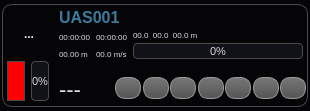
Qt form src/ui/UASView.ui (mavlink/qgroundcontrol) before a commit.
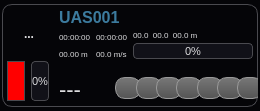
The same form after that commit. Icons and pictures are not drawn.

```diff
--- a/src/ui/UASView.ui
+++ b/src/ui/UASView.ui
@@ -6,12 +6,12 @@
    <rect>
     <x>0</x>
     <y>0</y>
-    <width>310</width>
+    <width>260</width>
     <height>111</height>
    </rect>
   </property>
   <property name="sizePolicy">
-   <sizepolicy hsizetype="Maximum" vsizetype="Fixed">
+   <sizepolicy hsizetype="MinimumExpanding" vsizetype="Fixed">
     <horstretch>0</horstretch>
     <verstretch>0</verstretch>
    </sizepolicy>
@@ -22,6 +22,12 @@
     <height>0</height>
    </size>
   </property>
+  <property name="maximumSize">
+   <size>
+    <width>360</width>
+    <height>16777215</height>
+   </size>
+  </property>
   <property name="windowTitle">
    <string>Form</string>
   </property>
```
